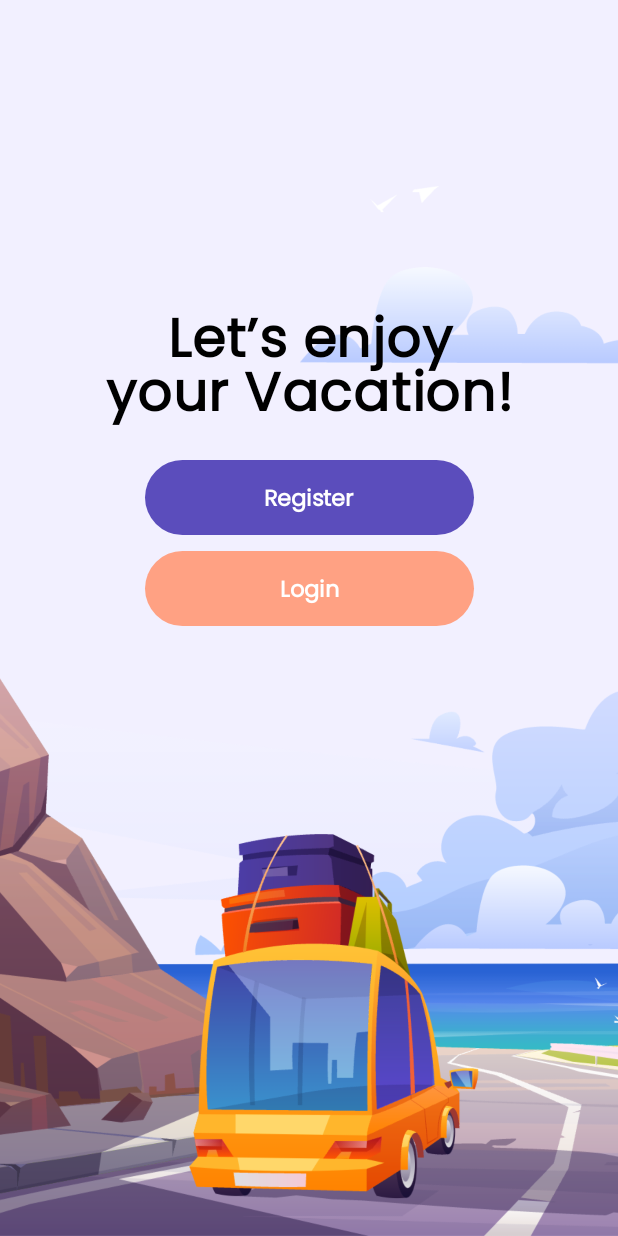
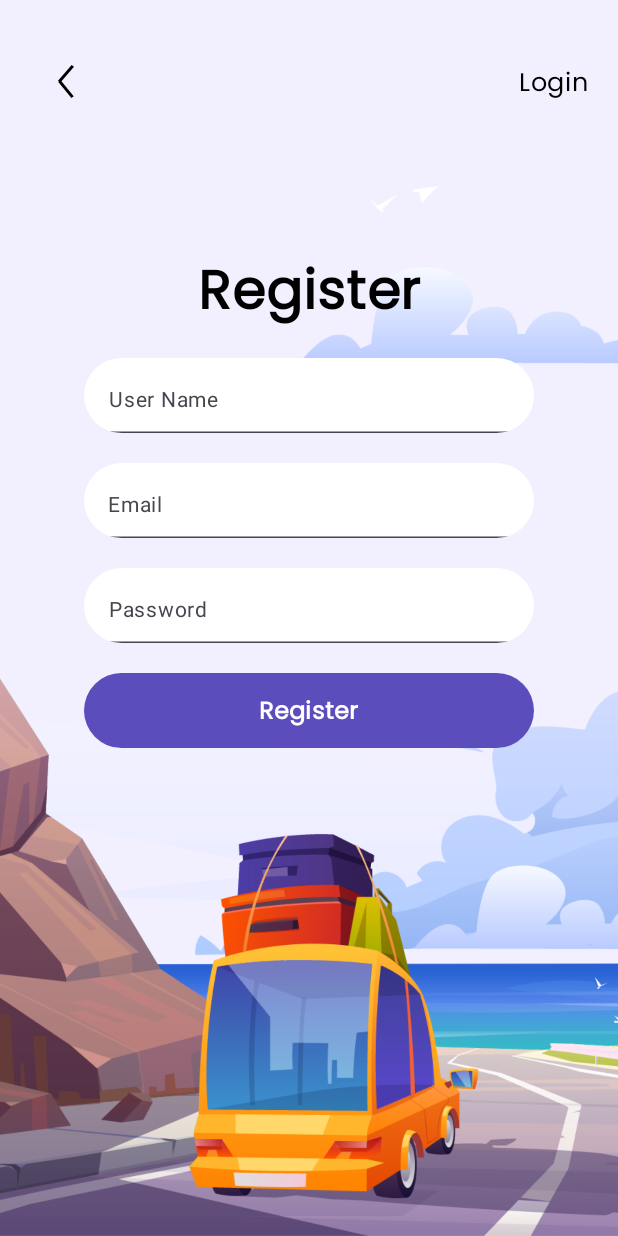
Before and after one commit to coolbl0nde/travel_app, an Android app built with Jetpack Compose: the AuthChoiceScreen screen opened through its navigation route, after a tap on "Register", on a phone screen of 412 x 824 dp. Run offline under Robolectric (Android 15) with nearby library versions, the phone set to English and light mode, and no system bars; our stand-ins replace Dagger/Hilt's generated code.

Commit message:
feat: started register screen

```diff
--- a/frontend/app/src/main/java/com/example/travelmap/presentation/auth/screens/AuthChoiceScreen.kt
+++ b/frontend/app/src/main/java/com/example/travelmap/presentation/auth/screens/AuthChoiceScreen.kt
@@ -11,7 +11,6 @@ import androidx.compose.foundation.layout.height
 import androidx.compose.foundation.layout.padding
 import androidx.compose.foundation.layout.width
 import androidx.compose.material3.Button
-import androidx.compose.material3.ButtonColors
 import androidx.compose.material3.ButtonDefaults
 import androidx.compose.material3.MaterialTheme
 import androidx.compose.material3.Text
@@ -27,11 +26,18 @@ import androidx.compose.ui.text.style.TextAlign
 import androidx.compose.ui.tooling.preview.Preview
 import androidx.compose.ui.unit.dp
 import androidx.compose.ui.unit.sp
+import androidx.navigation.NavHostController
+import androidx.navigation.compose.rememberNavController
 import com.example.travelmap.R
+import com.example.travelmap.presentation.common.CustomButton
+import com.example.travelmap.presentation.navigation.LoginScreen
+import com.example.travelmap.presentation.navigation.RegisterScreen
 import com.example.travelmap.ui.theme.TravelMapTheme
 
 @Composable
-fun AuthChoiceScreen () {
+fun AuthChoiceScreen (
+    navController: NavHostController = rememberNavController()
+) {
     Box(
         modifier = Modifier
             .background(MaterialTheme.colorScheme.secondary)
@@ -61,38 +67,24 @@ fun AuthChoiceScreen () {
 
             Spacer(modifier = Modifier.padding(10.dp))
 
-            Button(
-                onClick = { /*TODO*/ },
+            CustomButton(
+                text = "Register",
+                onClick = { navController.navigate(RegisterScreen) },
                 modifier = Modifier
-                    .width(219.dp)
+                    .width(220.dp)
                     .height(50.dp)
-            ) {
-                Text(
-                    text = "Register",
-                    fontFamily = FontFamily(Font(R.font.poppins)),
-                    fontSize = 15.sp,
-                    fontWeight = FontWeight(700)
-                )
-            }
+            )
 
             Spacer(modifier = Modifier.padding(5.dp))
 
-            Button(
-                onClick = { /*TODO*/ },
+            CustomButton(
+                text = "Login",
+                onClick = { navController.navigate(LoginScreen) },
+                backgroundColor = Color(0xFFFFA183),
                 modifier = Modifier
-                    .width(219.dp)
-                    .height(50.dp),
-                colors = ButtonDefaults.buttonColors(
-                    containerColor = Color(0xFFFFA183)
-                )
-                ) {
-                Text(
-                    text = "Login",
-                    fontFamily = FontFamily(Font(R.font.poppins)),
-                    fontSize = 15.sp,
-                    fontWeight = FontWeight(700)
-                )
-            }
+                    .width(220.dp)
+                    .height(50.dp)
+            )
         }
 
     }
--- /dev/null
+++ b/frontend/app/src/main/java/com/example/travelmap/presentation/auth/screens/LoginScreen.kt
@@ -0,0 +1,9 @@
+package com.example.travelmap.presentation.auth.screens
+
+import androidx.compose.runtime.Composable
+
+@Composable
+fun LoginScreen (
+
+) {
+}
--- a/frontend/app/src/main/java/com/example/travelmap/presentation/auth/screens/RegisterScreen.kt
+++ b/frontend/app/src/main/java/com/example/travelmap/presentation/auth/screens/RegisterScreen.kt
@@ -1,15 +1,165 @@
 package com.example.travelmap.presentation.auth.screens
 
+import androidx.compose.foundation.Image
+import androidx.compose.foundation.background
+import androidx.compose.foundation.clickable
+import androidx.compose.foundation.layout.Box
+import androidx.compose.foundation.layout.Column
+import androidx.compose.foundation.layout.Row
+import androidx.compose.foundation.layout.Spacer
+import androidx.compose.foundation.layout.fillMaxSize
+import androidx.compose.foundation.layout.fillMaxWidth
+import androidx.compose.foundation.layout.height
+import androidx.compose.foundation.layout.padding
+import androidx.compose.foundation.layout.width
+import androidx.compose.material3.Icon
+import androidx.compose.material3.IconButton
+import androidx.compose.material3.MaterialTheme
+import androidx.compose.material3.Text
 import androidx.compose.runtime.Composable
+import androidx.compose.runtime.getValue
+import androidx.compose.runtime.mutableStateOf
+import androidx.compose.runtime.remember
+import androidx.compose.runtime.setValue
+import androidx.compose.ui.Alignment
+import androidx.compose.ui.Modifier
+import androidx.compose.ui.res.painterResource
+import androidx.compose.ui.text.font.Font
+import androidx.compose.ui.text.font.FontFamily
+import androidx.compose.ui.text.font.FontWeight
+import androidx.compose.ui.text.style.TextAlign
 import androidx.compose.ui.tooling.preview.Preview
+import androidx.compose.ui.unit.dp
+import androidx.compose.ui.unit.sp
+import androidx.navigation.NavHostController
+import androidx.navigation.compose.rememberNavController
+import com.example.travelmap.R
+import com.example.travelmap.presentation.common.CustomButton
+import com.example.travelmap.presentation.common.CustomTextField
+import com.example.travelmap.presentation.navigation.AuthChoiceScreen
+import com.example.travelmap.presentation.navigation.LoginScreen
 import com.example.travelmap.ui.theme.TravelMapTheme
 
 @Composable
-fun RegistrationScreen(
-
+fun RegisterScreen(
+    navController: NavHostController = rememberNavController()
 ) {
 
+    var userName by remember {
+        mutableStateOf("")
+    }
 
+    var email by remember {
+        mutableStateOf("")
+    }
+
+    var password by remember {
+        mutableStateOf("")
+    }
+
+    Box (
+        modifier = Modifier
+            .background(MaterialTheme.colorScheme.secondary)
+            .fillMaxSize()
+    ) {
+
+        Image(
+            painter = painterResource(id = R.drawable.bg_auth),
+            contentDescription = null,
+            modifier = Modifier.fillMaxSize(),
+            alignment = Alignment.BottomCenter
+        )
+
+        Column (
+            modifier = Modifier.fillMaxSize(),
+            horizontalAlignment = Alignment.CenterHorizontally
+        ) {
+            Row (
+                modifier = Modifier
+                    .fillMaxWidth()
+                    .padding(start = 20.dp, end = 20.dp, top = 30.dp)
+            ) {
+
+                IconButton(onClick = { navController.navigate(AuthChoiceScreen) }) {
+                    Icon(
+                        painter = painterResource(id = R.drawable.arrow_back),
+                        contentDescription = "back"
+                    )
+                }
+
+                Spacer(modifier = Modifier.weight(1f))
+
+                Text(
+                    text = "Login",
+                    textAlign = TextAlign.Center,
+                    fontFamily = FontFamily(Font(R.font.poppins)),
+                    fontSize = 17.sp,
+                    fontWeight = FontWeight(500),
+                    modifier = Modifier
+                        .height(23.dp)
+                        .align(Alignment.CenterVertically)
+                        .clickable {
+                            navController.navigate(LoginScreen)
+                        }
+                )
+
+            }
+
+            Spacer(modifier = Modifier.height(90.dp))
+
+            Text(
+                text = "Register",
+                fontSize = 36.sp,
+                fontFamily = FontFamily(Font(R.font.poppins)),
+                fontWeight = FontWeight(700),
+                textAlign = TextAlign.Center,
+            )
+
+            Spacer(modifier = Modifier.height(20.dp))
+
+            CustomTextField(
+                value = userName,
+                onValueChange = { userName = it },
+                label = "User Name",
+                //trailingIcon = Icons.Default.Check,
+                modifier = Modifier
+                    .width(300.dp)
+                    .height(50.dp)
+            )
+
+            Spacer(modifier = Modifier.height(20.dp))
+
+            CustomTextField(
+                value = email,
+                onValueChange = { email = it },
+                label = "Email",
+                modifier = Modifier
+                    .width(300.dp)
+                    .height(50.dp)
+            )
+
+            Spacer(modifier = Modifier.height(20.dp))
+
+            CustomTextField(
+                value = password,
+                onValueChange = { password = it },
+                label = "Password",
+                modifier = Modifier
+                    .width(300.dp)
+                    .height(50.dp)
+            )
+
+            Spacer(modifier = Modifier.height(20.dp))
+
+            CustomButton(
+                text = "Register",
+                onClick = { /*TODO*/ },
+                modifier = Modifier
+                    .width(300.dp)
+                    .height(50.dp)
+            )
+        }
+    }
 
 }
 
@@ -17,6 +167,6 @@ fun RegistrationScreen(
 @Composable
 fun RegistrationScreenPreview(){
     TravelMapTheme {
-        RegistrationScreen()
+        RegisterScreen()
     }
 }
--- /dev/null
+++ b/frontend/app/src/main/java/com/example/travelmap/presentation/common/CustomButton.kt
@@ -0,0 +1,43 @@
+package com.example.travelmap.presentation.common
+
+import androidx.compose.foundation.layout.fillMaxWidth
+import androidx.compose.material3.Button
+import androidx.compose.material3.ButtonDefaults
+import androidx.compose.material3.MaterialTheme
+import androidx.compose.material3.Text
+import androidx.compose.runtime.Composable
+import androidx.compose.ui.Modifier
+import androidx.compose.ui.geometry.Size
+import androidx.compose.ui.graphics.Color
+import androidx.compose.ui.text.font.Font
+import androidx.compose.ui.text.font.FontFamily
+import androidx.compose.ui.text.font.FontWeight
+import androidx.compose.ui.unit.TextUnit
+import androidx.compose.ui.unit.sp
+import com.example.travelmap.R
+
+@Composable
+fun CustomButton (
+    text: String,
+    onClick: () -> Unit,
+    backgroundColor: Color = MaterialTheme.colorScheme.primary,
+    textSize: TextUnit = 16.sp,
+    fontWeight: FontWeight = FontWeight(700),
+    modifier: Modifier = Modifier
+) {
+
+    Button(
+        onClick = onClick,
+        colors = ButtonDefaults.buttonColors(containerColor = backgroundColor),
+        modifier = modifier
+            .fillMaxWidth()
+    ) {
+        Text(
+            text = text,
+            fontFamily = FontFamily(Font(R.font.poppins)),
+            fontSize = textSize,
+            fontWeight = fontWeight
+        )
+    }
+
+}
--- /dev/null
+++ b/frontend/app/src/main/java/com/example/travelmap/presentation/common/CustomTextField.kt
@@ -0,0 +1,123 @@
+package com.example.travelmap.presentation.common
+
+import androidx.compose.foundation.layout.fillMaxWidth
+import androidx.compose.foundation.layout.padding
+import androidx.compose.foundation.shape.RoundedCornerShape
+import androidx.compose.material3.Icon
+import androidx.compose.material3.Text
+import androidx.compose.material3.TextField
+import androidx.compose.material3.TextFieldDefaults
+import androidx.compose.runtime.Composable
+import androidx.compose.ui.Modifier
+import androidx.compose.ui.draw.clip
+import androidx.compose.ui.graphics.Color
+import androidx.compose.ui.graphics.vector.ImageVector
+import androidx.compose.ui.text.TextStyle
+import androidx.compose.ui.text.font.FontWeight
+import androidx.compose.ui.text.style.TextAlign
+import androidx.compose.ui.tooling.preview.Preview
+import androidx.compose.ui.unit.TextUnit
+import androidx.compose.ui.unit.dp
+import androidx.compose.ui.unit.sp
+import com.example.travelmap.ui.theme.TravelMapTheme
+
+@Composable
+fun CustomTextField (
+    value: String,
+    onValueChange: (String) -> Unit,
+    label: String,
+    trailingIcon: ImageVector? = null,
+    contentDescription: String? = null,
+    textSize: TextUnit = 14.sp,
+    fontWeight: FontWeight = FontWeight(400),
+    modifier: Modifier = Modifier
+) {
+
+    TextField(
+        value = value,
+        onValueChange = onValueChange,
+        label = {
+            Text(text = label, fontSize = textSize,
+                fontWeight = fontWeight, textAlign = TextAlign.Center)
+        },
+        textStyle = TextStyle(fontSize = textSize, fontWeight = fontWeight),
+        trailingIcon = {
+            if (trailingIcon != null){
+                Icon(imageVector = trailingIcon, contentDescription = contentDescription)
+            }
+        },
+        colors = TextFieldDefaults.colors(
+            focusedContainerColor = Color.White,
+            unfocusedContainerColor = Color.White
+        ),
+        modifier = modifier
+            .clip(RoundedCornerShape(50.dp))
+            .fillMaxWidth()
+    )
+
+    /*Box(
+        modifier = Modifier
+            .fillMaxWidth()
+    ) {
+
+        /*Image(
+            painter = painterResource(id = R.drawable.bg_textbox),
+            contentDescription = null,
+            modifier = Modifier.fillMaxWidth()
+        )*/
+
+        TextField(
+            value = value,
+            onValueChange = onValueChange,
+            label = {
+                Text(text = label, fontSize = textSize,
+                    fontWeight = fontWeight, textAlign = TextAlign.Center)
+            },
+            textStyle = TextStyle(fontSize = textSize, fontWeight = fontWeight),
+            trailingIcon = {
+                if (trailingIcon != null){
+                    Icon(imageVector = trailingIcon, contentDescription = contentDescription)
+                }
+            },
+            colors = TextFieldDefaults.colors(
+                focusedContainerColor = Color.White,
+                unfocusedContainerColor = Color.White
+            ),
+            modifier = modifier
+                .padding(start = 40.dp)
+                .clip(RoundedCornerShape(16.dp))
+                .fillMaxWidth()
+        )
+    }*/
+
+    /*OutlinedTextField(
+        value = value,
+        onValueChange = onValueChange,
+        label = {
+            Text(text = label, fontSize = textSize,
+                fontWeight = fontWeight, textAlign = TextAlign.Center)
+        },
+        colors = TextFieldDefaults.outlinedTextFieldColors(
+            containerColor = Color.White
+        ),
+        textStyle = TextStyle(fontSize = textSize, fontWeight = fontWeight),
+        trailingIcon = {
+            if (trailingIcon != null){
+                Icon(imageVector = trailingIcon, contentDescription = contentDescription)
+            }
+        },
+        modifier = modifier.fillMaxWidth()
+    )*/
+}
+
+@Preview
+@Composable
+fun CustomOutlinedTextFieldPreview(){
+    TravelMapTheme {
+        CustomTextField(
+            value = "user name",
+            onValueChange = { "user name" },
+            label = "user name"
+        )
+    }
+}
--- a/frontend/app/src/main/java/com/example/travelmap/presentation/navigation/NavGraph.kt
+++ b/frontend/app/src/main/java/com/example/travelmap/presentation/navigation/NavGraph.kt
@@ -1,12 +1,15 @@
 package com.example.travelmap.presentation.navigation
 
 import androidx.compose.runtime.Composable
-import androidx.navigation.NavDestination
 import androidx.navigation.NavHostController
 import androidx.navigation.compose.NavHost
 import androidx.navigation.compose.composable
 import com.example.travelmap.presentation.auth.screens.AuthChoiceScreen
+import com.example.travelmap.presentation.auth.screens.LoginScreen
 import com.example.travelmap.presentation.welcome.WelcomeScreen
+import com.example.travelmap.presentation.auth.screens.RegisterScreen
+
+
 
 @Composable
 fun NavGraph (navController: NavHostController, startDestination: Any) {
@@ -17,7 +20,15 @@ fun NavGraph (navController: NavHostController, startDestination: Any) {
         }
 
         composable<AuthChoiceScreen> {
-            AuthChoiceScreen()
+            AuthChoiceScreen(navController = navController)
+        }
+
+        composable<RegisterScreen> {
+            RegisterScreen()
+        }
+
+        composable<LoginScreen> {
+            LoginScreen()
         }
     }
 }
--- a/frontend/app/src/main/java/com/example/travelmap/presentation/navigation/Screens.kt
+++ b/frontend/app/src/main/java/com/example/travelmap/presentation/navigation/Screens.kt
@@ -7,3 +7,9 @@ object WelcomeScreen
 
 @Serializable
 object AuthChoiceScreen
+
+@Serializable
+object RegisterScreen
+
+@Serializable
+object LoginScreen
--- /dev/null
+++ b/frontend/app/src/main/res/drawable/arrow_back.xml
@@ -0,0 +1,10 @@
+<vector xmlns:android="http://schemas.android.com/apk/res/android"
+    android:width="10.985dp"
+    android:height="22.641dp"
+    android:viewportWidth="10.985"
+    android:viewportHeight="22.641">
+  <path
+      android:pathData="M0.21,11.64L0.65,11.28L0,10.77L9.37,0L10.98,1.23L2.38,11.12L10.76,21.37L9.21,22.64L0.21,11.64Z"
+      android:fillColor="#000000"
+      android:fillType="nonZero"/>
+</vector>
--- /dev/null
+++ b/frontend/app/src/main/res/drawable/bg_textbox.xml
@@ -0,0 +1,10 @@
+<vector xmlns:android="http://schemas.android.com/apk/res/android"
+    android:width="308dp"
+    android:height="50dp"
+    android:viewportWidth="308"
+    android:viewportHeight="50">
+  <path
+      android:pathData="M20,0L288,0C299.04,0 308,8.95 308,20L308,30C308,41.04 299.04,50 288,50L20,50C8.95,50 0,41.04 0,30L0,20C0,8.95 8.95,0 20,0Z"
+      android:fillColor="#FFFFFF"
+      android:fillType="evenOdd"/>
+</vector>
--- /dev/null
+++ b/frontend/app/src/main/res/drawable/check_mark.xml
@@ -0,0 +1,10 @@
+<vector xmlns:android="http://schemas.android.com/apk/res/android"
+    android:width="12dp"
+    android:height="8.953dp"
+    android:viewportWidth="12"
+    android:viewportHeight="8.953">
+  <path
+      android:pathData="M4.93,8.77C4.69,9.01 4.3,9.01 4.06,8.77L0.17,4.88C-0.06,4.65 -0.06,4.25 0.17,4.01L1.01,3.17C1.25,2.94 1.62,2.94 1.86,3.17L4.51,5.8L10.13,0.17C10.37,-0.06 10.74,-0.06 10.98,0.17L11.82,1.01C12.05,1.25 12.05,1.65 11.82,1.88L4.93,8.77Z"
+      android:fillColor="#B7B7B7"
+      android:fillType="evenOdd"/>
+</vector>
```
